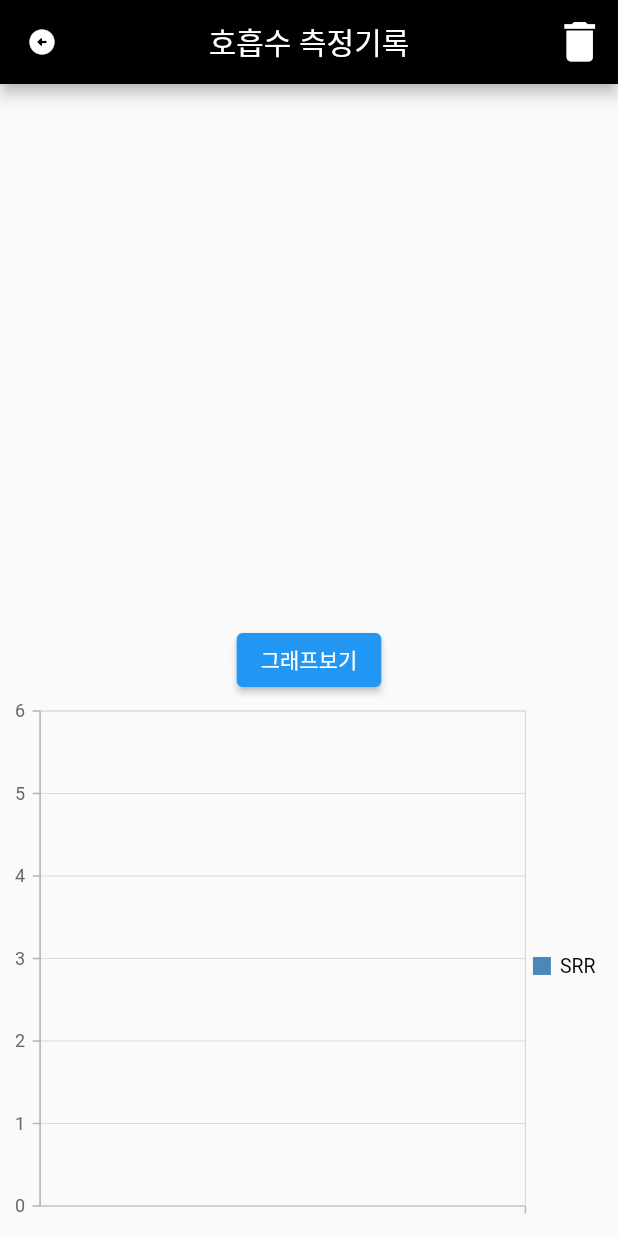
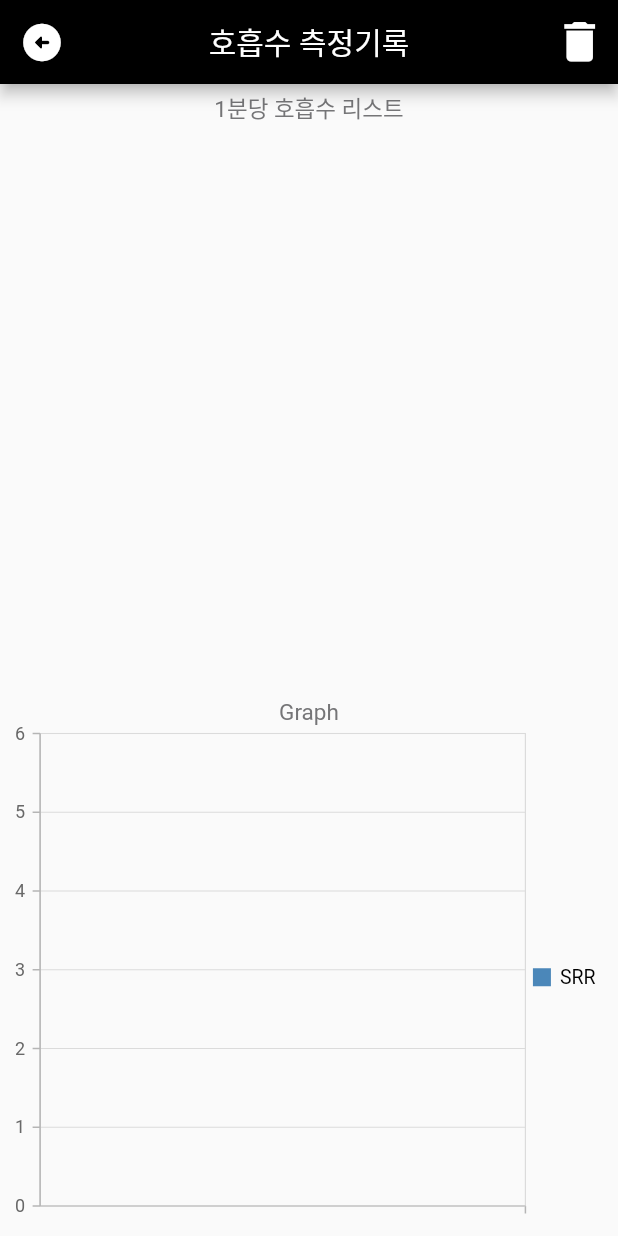
Before and after one commit to leoyun97/beatcounter, a Flutter app: the screen it shows after launch, after a tap on the "list alt" icon, on a phone screen of 412 x 824 dp. Run offline on Flutter 3.47's test engine with Material 2 defaults, Android fonts, the phone set to English and light mode, and no system bars; our stand-ins replace sqflite, syncfusion_flutter_charts; accounts and stored records are empty.

Commit message:
그래프 및 전체삭제까지 완성

```diff
--- a/lib/list_screen.dart
+++ b/lib/list_screen.dart
@@ -1,6 +1,7 @@
 import 'package:flutter/material.dart';
 import 'package:beatcounter/recordDb.dart';
 import 'package:syncfusion_flutter_charts/charts.dart';
+
 //import 'package:syncfusion_flutter_charts/sparkcharts.dart';
 
 class ListScreenPage extends StatefulWidget {
@@ -13,13 +14,57 @@ class ListScreenPage extends StatefulWidget {
 class _ListScreenPageState extends State<ListScreenPage> {
   final DBHelper dbHelper = DBHelper();
   List<DayRecords> chartData = <DayRecords>[];
+  late ZoomPanBehavior _zoomPanBehavior;
 
-  //var items = List<String>.generate(100, (i) => 'Item $i');
+  @override
+  void initState() {
+    siJacfuc();
+
+    _zoomPanBehavior = ZoomPanBehavior(
+      enablePinching: true,
+      enablePanning: true,
+    );
+
+    super.initState();
+  }
+
+  void siJacfuc() async {
+    chartData = await dbHelper.getAllRecord();
+    setState(() {});
+  }
+
+  void showAlert() {
+    showDialog(
+      context: this.context,
+      barrierDismissible: false,
+      builder: (BuildContext ctx) {
+        return AlertDialog(
+          content: Text('측정된 기록 모두를 삭제하시겠습니까?'),
+          actions: [
+            TextButton(
+              onPressed: () {
+                Navigator.of(this.context).pop();
+                dbHelper.deleteAllRecord();
+              },
+              child: const Text('모두삭제'),
+            ),
+            TextButton(
+              onPressed: () {
+                Navigator.of(this.context).pop();
+              },
+              child: const Text('취소'),
+            ),
+          ],
+        );
+      },
+    );
+  }
+
   Future<List<DayRecords>> callAllrecord() async {
     return await dbHelper.getAllRecord();
   }
 
-  void viewRecord() {
+  /*  void viewRecord() {
     dbHelper.getAllRecord().then(
           (value) => value.forEach(
             (element) {
@@ -28,7 +73,7 @@ class _ListScreenPageState extends State<ListScreenPage> {
             },
           ),
         );
-  }
+  } */
 
   Widget callListBuilder() {
     return FutureBuilder(
@@ -42,27 +87,35 @@ class _ListScreenPageState extends State<ListScreenPage> {
               return Row(
                 mainAxisAlignment: MainAxisAlignment.spaceEvenly,
                 children: <Widget>[
-                  // Padding(
-                  //   padding: EdgeInsets.all(10),
-                  //   child: Text(
-                  //     dayRecords.id.toString(),
-                  //     style: TextStyle(fontSize: 20),
-                  //   ),
-                  // ),
                   Padding(
                     padding: const EdgeInsets.all(10),
                     child: Text(
-                      dayRecords.nalJja.toString(),
+                      dayRecords.id.toString(),
                       style: const TextStyle(
-                          fontSize: 20, fontWeight: FontWeight.w400),
+                        fontSize: 20,
+                        fontStyle: FontStyle.italic,
+                        color: Colors.grey,
+                      ),
                     ),
                   ),
                   Padding(
-                    padding: EdgeInsets.all(10),
+                    padding: const EdgeInsets.all(5),
+                    child: Text(
+                      dayRecords.nalJja.toString(),
+                      style: const TextStyle(
+                        fontSize: 20,
+                        color: Color.fromARGB(255, 117, 117, 117),
+                      ),
+                    ),
+                  ),
+                  Padding(
+                    padding: const EdgeInsets.all(5),
                     child: Text(
                       dayRecords.whetSu.toString(),
                       style: const TextStyle(
-                          fontSize: 20, fontWeight: FontWeight.w400),
+                        fontSize: 20,
+                        color: Color.fromARGB(255, 117, 117, 117),
+                      ),
                     ),
                   ),
                 ],
@@ -91,13 +144,12 @@ class _ListScreenPageState extends State<ListScreenPage> {
               Navigator.of(this.context).pop();
             },
             icon: const Icon(Icons.arrow_circle_left_rounded),
-          iconSize: 20,),
+            iconSize: 30,
+          ),
           actions: [
             IconButton(
               iconSize: 35,
-              onPressed: () {
-
-              },
+              onPressed: () => showAlert(),
               icon: const Icon(Icons.delete),
             ),
           ],
@@ -105,36 +157,53 @@ class _ListScreenPageState extends State<ListScreenPage> {
           backgroundColor: Colors.black,
         ),
         body: Column(
+          mainAxisAlignment: MainAxisAlignment.spaceEvenly,
           children: <Widget>[
+            const Padding(
+              padding: EdgeInsets.all(5.0),
+              child: Text(
+                '1분당 호흡수 리스트',
+                style: TextStyle(
+                    fontSize: 15, color: Color.fromARGB(255, 117, 117, 119)),
+              ),
+            ),
             Expanded(
+              child: Padding(
+                padding: const EdgeInsets.all(10.0),
                 child: callListBuilder(),
+              ), //callListBuilder(),
             ),
-            ElevatedButton(
+            /* ElevatedButton(
                 onPressed: () async {
                   chartData = await dbHelper.getAllRecord();
                   setState(() {});
                 },
-                child: Text('그래프보기')),
+                child: Text('그래프보기')), */
             Expanded(
               child: SfCartesianChart(
-                  // --------안되는 코드 시작
+                zoomPanBehavior: _zoomPanBehavior,
                 primaryXAxis: CategoryAxis(),
-                  //title: ChartTitle(text: 'SRR'),
+                title: ChartTitle(
+                  text: 'Graph',
+                  textStyle: const TextStyle(
+                    color: Color.fromARGB(255, 117, 117, 119),
+                  ),
+                ),
+                borderColor: Color.fromARGB(255, 26, 31, 172),
                 legend: Legend(isVisible: true),
                 tooltipBehavior: TooltipBehavior(enable: true),
                 series: <ChartSeries<DayRecords, String>>[
                   LineSeries<DayRecords, String>(
                     dataSource: chartData,
-                      xValueMapper: (DayRecords day, _) =>
-                          day.nalJja.toString(),
+                    xValueMapper: (DayRecords day, _) => day.nalJja.toString(),
                     yValueMapper: (DayRecords count, _) =>
                         int.parse(count.whetSu),
                     name: 'SRR',
                     // Enable data label
-                      dataLabelSettings:
-                          const DataLabelSettings(isVisible: true),
+                    dataLabelSettings: const DataLabelSettings(isVisible: true),
                   ),
-                  ]),
+                ],
+              ),
             ),
           ],
         ),
```
Lines whose indentation alone changed are shown as unchanged.
